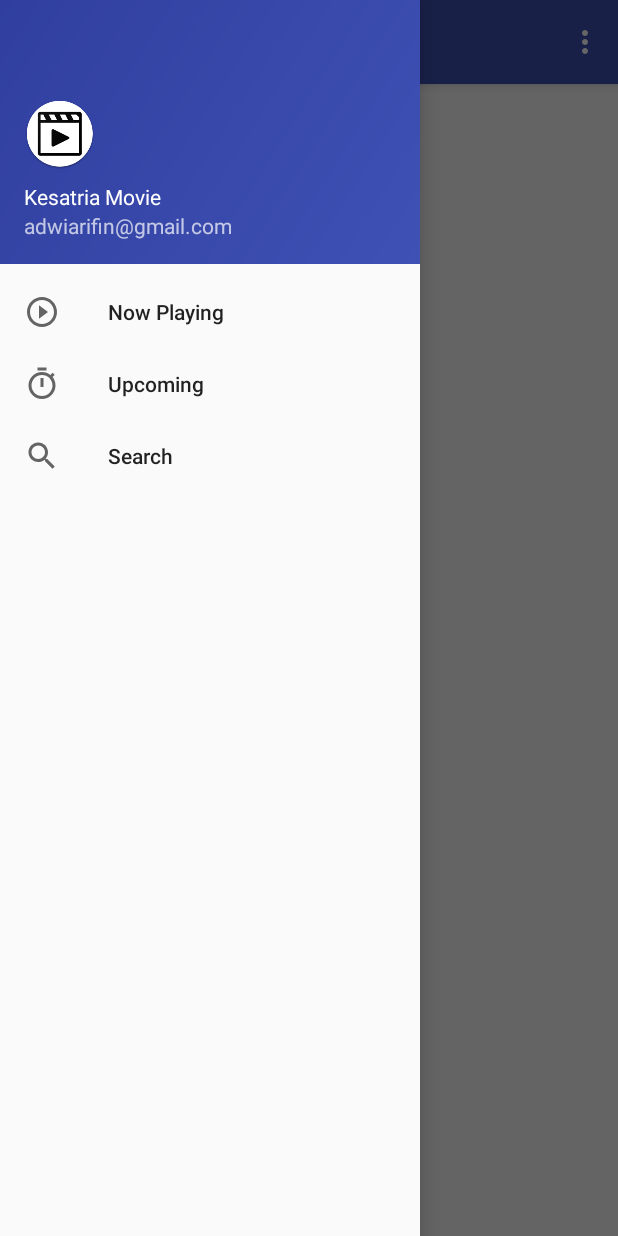
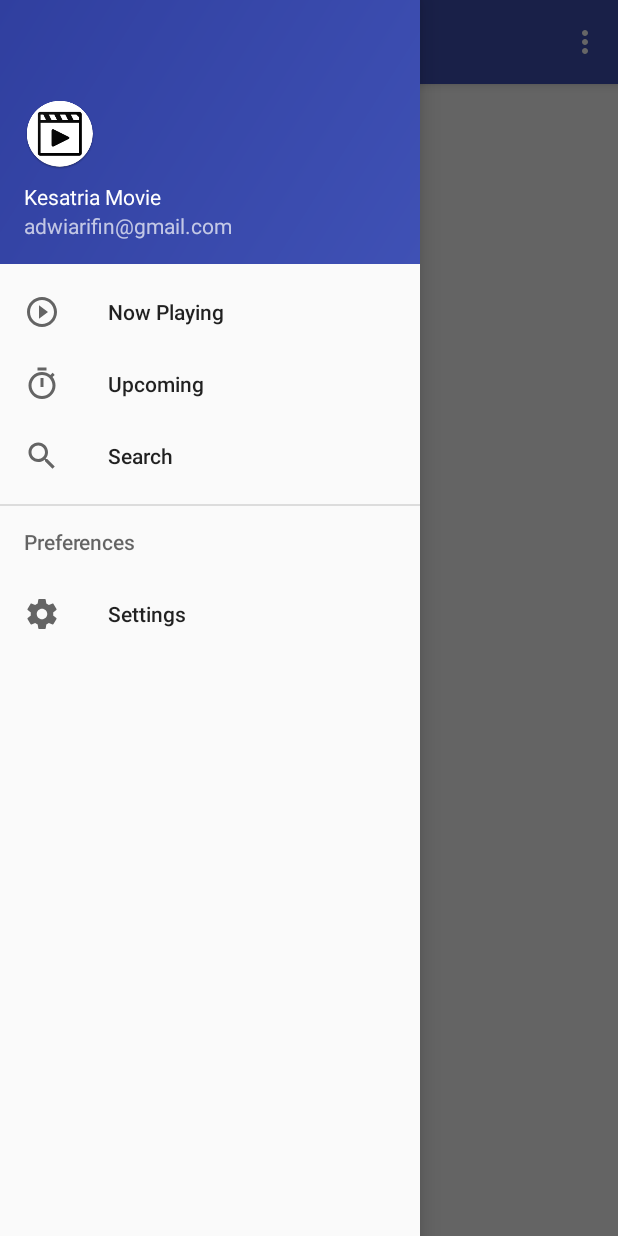
Before and after one commit to adwiarifin/KesatriaMovie, an Android app: the screen it shows after launch (MainActivity), with the side drawer open, on a phone screen of 412 x 824 dp. Run offline under Robolectric (Android 15) with nearby library versions, the phone set to English and light mode, and no system bars; our stand-ins replace ButterKnife, Picasso; libraries missing offline, so code that uses them is left out: com.loopj.android, cz.msebera.android; pictures from the network do not load; 2 statements that could not run were skipped.

Commit message:
add settings in drawer

```diff
--- a/app/src/main/java/com/kesatriakeyboard/kesatriamovie/activity/MainActivity.java
+++ b/app/src/main/java/com/kesatriakeyboard/kesatriamovie/activity/MainActivity.java
@@ -107,6 +107,10 @@ public class MainActivity extends AppCompatActivity
                 bundle.putString(SearchFragment.EXTRAS_QUERY, Helper.getInstance().getQuery());
                 fragment.setArguments(bundle);
                 break;
+            case R.id.action_settings:
+                Intent mIntent = new Intent(Settings.ACTION_LOCALE_SETTINGS);
+                startActivity(mIntent);
+                break;
         }
 
         if (fragment != null) {
--- /dev/null
+++ b/app/src/main/res/drawable/ic_settings.xml
@@ -0,0 +1,9 @@
+<vector xmlns:android="http://schemas.android.com/apk/res/android"
+        android:width="24dp"
+        android:height="24dp"
+        android:viewportWidth="24.0"
+        android:viewportHeight="24.0">
+    <path
+        android:fillColor="#FF000000"
+        android:pathData="M19.43,12.98c0.04,-0.32 0.07,-0.64 0.07,-0.98s-0.03,-0.66 -0.07,-0.98l2.11,-1.65c0.19,-0.15 0.24,-0.42 0.12,-0.64l-2,-3.46c-0.12,-0.22 -0.39,-0.3 -0.61,-0.22l-2.49,1c-0.52,-0.4 -1.08,-0.73 -1.69,-0.98l-0.38,-2.65C14.46,2.18 14.25,2 14,2h-4c-0.25,0 -0.46,0.18 -0.49,0.42l-0.38,2.65c-0.61,0.25 -1.17,0.59 -1.69,0.98l-2.49,-1c-0.23,-0.09 -0.49,0 -0.61,0.22l-2,3.46c-0.13,0.22 -0.07,0.49 0.12,0.64l2.11,1.65c-0.04,0.32 -0.07,0.65 -0.07,0.98s0.03,0.66 0.07,0.98l-2.11,1.65c-0.19,0.15 -0.24,0.42 -0.12,0.64l2,3.46c0.12,0.22 0.39,0.3 0.61,0.22l2.49,-1c0.52,0.4 1.08,0.73 1.69,0.98l0.38,2.65c0.03,0.24 0.24,0.42 0.49,0.42h4c0.25,0 0.46,-0.18 0.49,-0.42l0.38,-2.65c0.61,-0.25 1.17,-0.59 1.69,-0.98l2.49,1c0.23,0.09 0.49,0 0.61,-0.22l2,-3.46c0.12,-0.22 0.07,-0.49 -0.12,-0.64l-2.11,-1.65zM12,15.5c-1.93,0 -3.5,-1.57 -3.5,-3.5s1.57,-3.5 3.5,-3.5 3.5,1.57 3.5,3.5 -1.57,3.5 -3.5,3.5z"/>
+</vector>
--- a/app/src/main/res/menu/activity_main_drawer.xml
+++ b/app/src/main/res/menu/activity_main_drawer.xml
@@ -18,4 +18,13 @@
             android:title="@string/title_search" />
     </group>
 
+    <item android:title="@string/nav_preferences">
+        <menu>
+            <item
+                android:id="@+id/settings"
+                android:icon="@drawable/ic_settings"
+                android:title="@string/nav_settings" />
+        </menu>
+    </item>
+
 </menu>
--- a/app/src/main/res/values/strings.xml
+++ b/app/src/main/res/values/strings.xml
@@ -23,4 +23,6 @@
     <string name="title_nowplaying">Now Playing</string>
     <string name="title_upcoming">Upcoming</string>
     <string name="title_search">Search</string>
+    <string name="nav_preferences">Preferences</string>
+    <string name="nav_settings">Settings</string>
 </resources>
```
Also changed, not shown: app/src/main/java/com/kesatriakeyboard/kesatriamovie/database/DatabaseHelper.java (+7 -7 lines).
